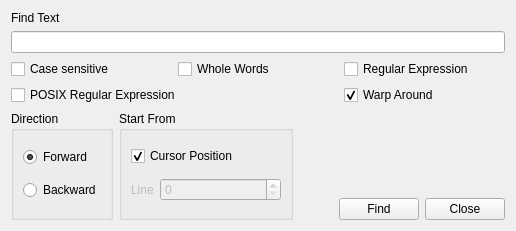
Before: the Qt Designer form GUI/pgdbatool/frmfindtext.ui in marcotcal/PG-DBA-Tools, drawn with Qt 5.
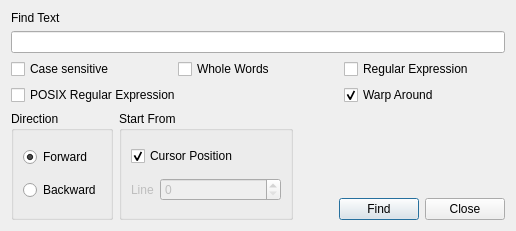
After: the same form once the commit is applied.

Commit message: Fix on find widget

What changed in the file:
```diff
--- a/GUI/pgdbatool/frmfindtext.ui
+++ b/GUI/pgdbatool/frmfindtext.ui
@@ -181,6 +181,12 @@
            <property name="text">
             <string>Find</string>
            </property>
+           <property name="autoDefault">
+            <bool>false</bool>
+           </property>
+           <property name="default">
+            <bool>true</bool>
+           </property>
           </widget>
          </item>
          <item>
```
